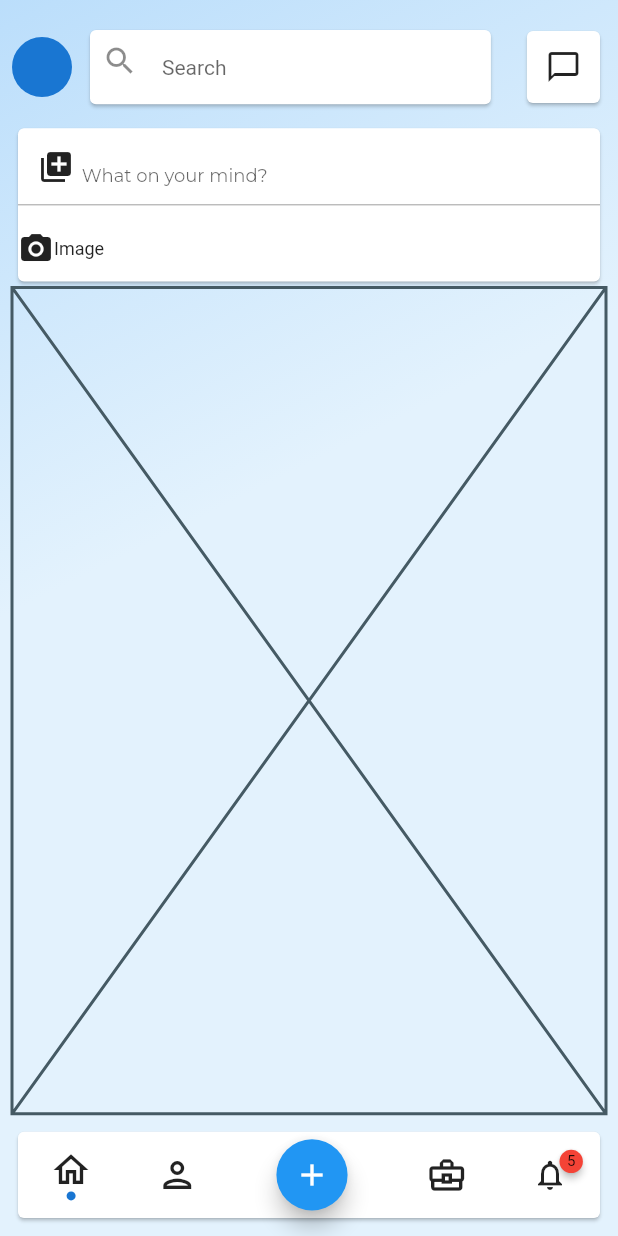
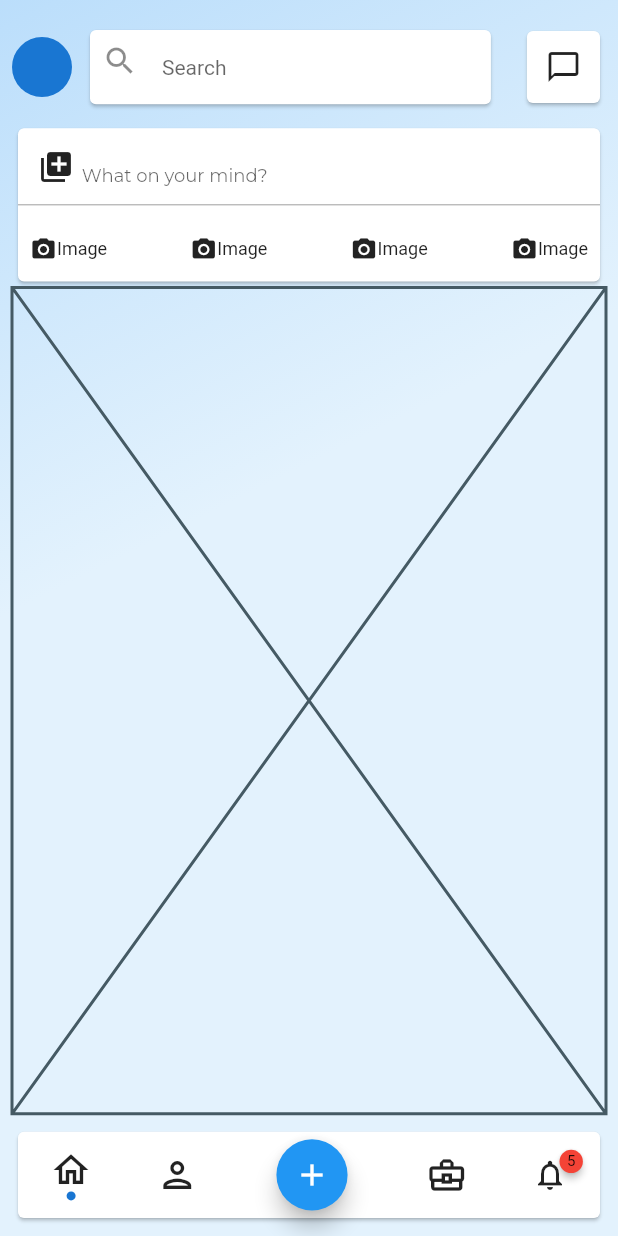
Before and after one commit to JAICHANGPARK/flutter_notebook_8th_story, a Flutter app: the screen it shows after launch, on a phone screen of 412 x 824 dp. Run offline on Flutter 3.47's test engine with Material 2 defaults, Android fonts, the phone set to English and light mode, and no system bars; drawn by our look-alikes of badges; our stand-ins replace flutter_hooks, google_fonts, hooks_riverpod, state_notifier.

Commit message:
Update linkedin_main_page.dart

```diff
--- a/lib/ep580_linkedin_app/linkedin_main_page.dart
+++ b/lib/ep580_linkedin_app/linkedin_main_page.dart
@@ -99,15 +99,34 @@ class _LinkedinMainPageState extends State<LinkedinMainPage> {
                         ),
                         Divider(
                           color: Colors.grey,
+
                         ),
                         Expanded(
+                          child: Padding(
+                            padding: const EdgeInsets.all(8.0),
                             child: Row(
                               children: [
-                              Icon(Icons.camera_alt),
+                                Icon(Icons.camera_alt, size: 18,),
+                                Text("Image", style: TextStyle(
+                                  fontSize: 12
+                                ),),
+                                Spacer(),
+                                Icon(Icons.camera_alt, size: 18,),
+                                Text("Image", style: TextStyle(
+                                    fontSize: 12
+                                ),),
+                                Spacer(),
+                                Icon(Icons.camera_alt, size: 18,),
+                                Text("Image", style: TextStyle(
+                                    fontSize: 12
+                                ),),
+                                Spacer(),
+                                Icon(Icons.camera_alt, size: 18,),
                                 Text("Image", style: TextStyle(
                                     fontSize: 12
                                 ),)
                               ],
+                            ),
                           ),
                         )
                       ],
```
Lines whose indentation alone changed are shown as unchanged.
